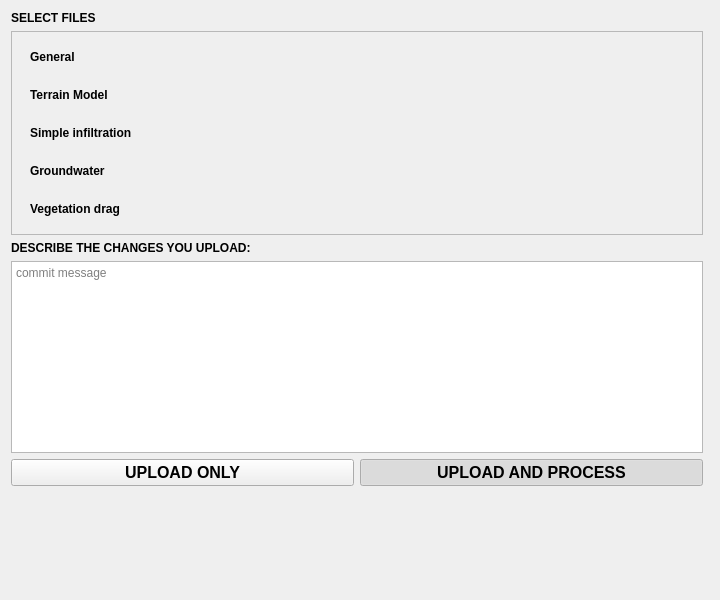
Before: the Qt Designer form threedi_models_and_simulations/ui/upload_wizard/page_select_files.ui in nens/threedi-api-qgis-client, drawn with Qt 5.
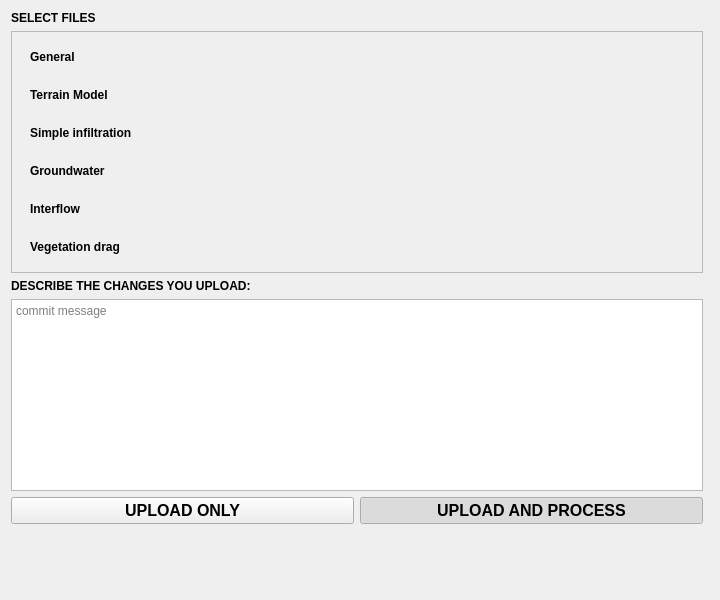
After: the same form once the commit is applied.

Commit message: Fix for the missing interflow widget.

Diff of the .ui file:
```diff
--- a/threedi_models_and_simulations/ui/upload_wizard/page_select_files.ui
+++ b/threedi_models_and_simulations/ui/upload_wizard/page_select_files.ui
@@ -149,8 +149,8 @@
        <rect>
         <x>0</x>
         <y>0</y>
-        <width>694</width>
-        <height>197</height>
+        <width>677</width>
+        <height>234</height>
        </rect>
       </property>
       <layout class="QGridLayout" name="gridLayout_3">
@@ -174,6 +174,26 @@
          </layout>
         </widget>
        </item>
+       <item row="5" column="0">
+        <widget class="QWidget" name="widget_vegetation_drag" native="true">
+         <layout class="QGridLayout" name="gridLayout_10">
+          <item row="0" column="0">
+           <widget class="QLabel" name="label_19">
+            <property name="font">
+             <font>
+              <family>Segoe UI</family>
+              <weight>75</weight>
+              <bold>true</bold>
+             </font>
+            </property>
+            <property name="text">
+             <string>Vegetation drag</string>
+            </property>
+           </widget>
+          </item>
+         </layout>
+        </widget>
+       </item>
        <item row="0" column="0">
         <widget class="QWidget" name="widget_general" native="true">
          <layout class="QGridLayout" name="gridLayout_6">
@@ -235,10 +255,10 @@
         </widget>
        </item>
        <item row="4" column="0">
-        <widget class="QWidget" name="widget_vegetation_drag" native="true">
-         <layout class="QGridLayout" name="gridLayout_10">
+        <widget class="QWidget" name="widget_interflow" native="true">
+         <layout class="QGridLayout" name="gridLayout_11">
           <item row="0" column="0">
-           <widget class="QLabel" name="label_19">
+           <widget class="QLabel" name="label_20">
             <property name="font">
              <font>
               <family>Segoe UI</family>
@@ -247,7 +267,7 @@
              </font>
             </property>
             <property name="text">
-             <string>Vegetation drag</string>
+             <string>Interflow</string>
             </property>
            </widget>
           </item>
```
Left out of the diff: 80 changed lines with no effect on the pictures.
